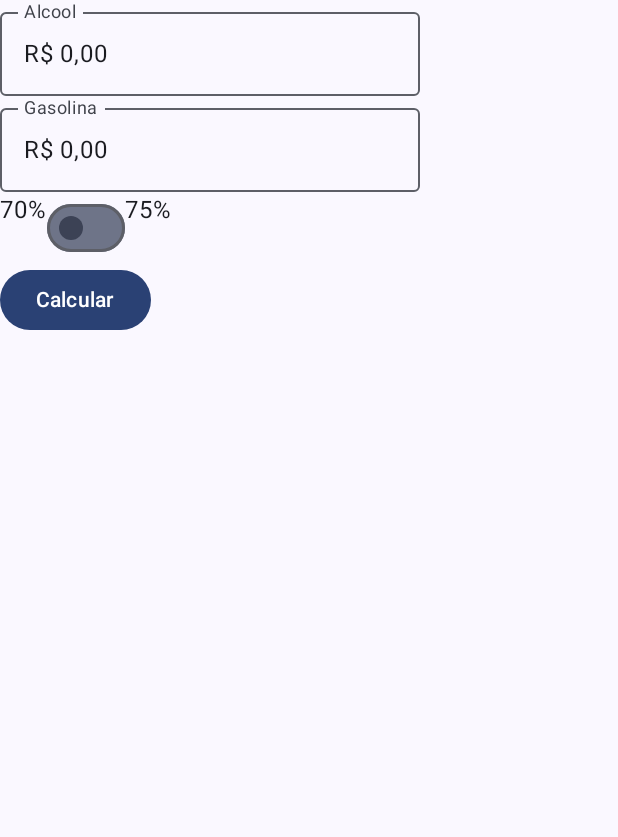
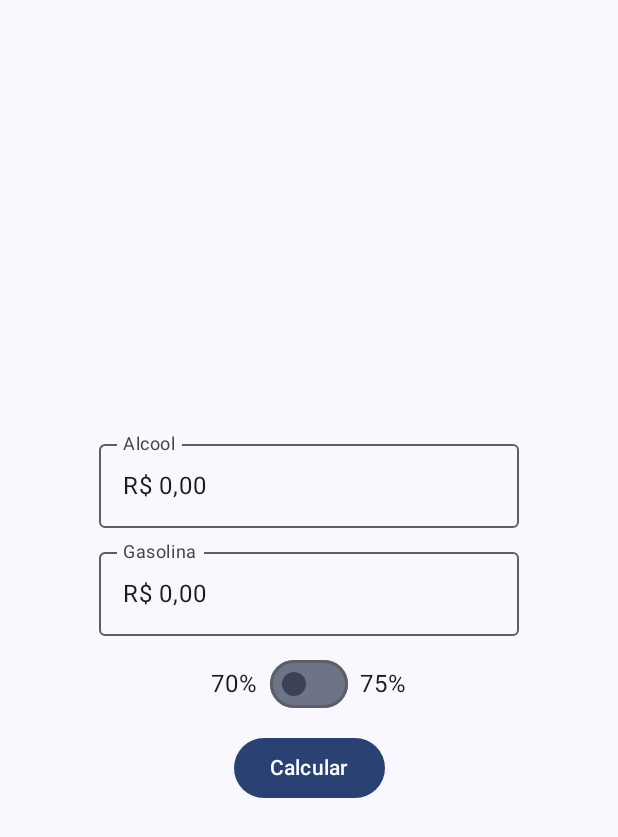
Before and after one commit to DaviCalo/flex-fuel, an Android app built with Jetpack Compose: the screen it shows after launch (MainActivity), on a phone screen of 412 x 824 dp. Shown: the top 837 px of the screen. Run offline under Robolectric (Android 15) with nearby library versions, the phone set to English and light mode, and no system bars.

Commit message:
Added Spacing, Alignment and Arrangement

```diff
--- a/app/src/main/java/com/smd/flexfuel/ui/screens/MainScreen.kt
+++ b/app/src/main/java/com/smd/flexfuel/ui/screens/MainScreen.kt
@@ -1,5 +1,6 @@
 package com.smd.flexfuel.ui.screens
 
+import androidx.compose.foundation.layout.Arrangement
 import com.smd.flexfuel.R
 import androidx.compose.foundation.layout.Column
 import androidx.compose.foundation.layout.PaddingValues
@@ -15,6 +16,7 @@ import androidx.compose.runtime.collectAsState
 import androidx.compose.runtime.getValue
 import androidx.compose.runtime.mutableStateOf
 import androidx.compose.runtime.remember
+import androidx.compose.ui.Alignment
 import com.smd.flexfuel.ui.components.TextFieldComponents
 import androidx.lifecycle.viewmodel.compose.viewModel
 import com.smd.flexfuel.viewmodel.MainScreenViewModel
@@ -41,6 +43,9 @@ fun MainScreen(
     val openAlertDialog = remember { mutableStateOf(false) }
     Column(
         modifier = Modifier.padding(innerPadding)
+            .fillMaxSize(),
+        horizontalAlignment = Alignment.CenterHorizontally,
+        verticalArrangement = Arrangement.spacedBy(8.dp, Alignment.CenterVertically)
     ) {
         TextFieldComponents(
             modifier = Modifier,
@@ -68,7 +73,9 @@ fun MainScreen(
                 viewModel.onGasolineValueChange(updatedValue)
             }
         )
-        Row {
+        Row (modifier = Modifier,
+            horizontalArrangement = Arrangement.spacedBy(8.dp, Alignment.CenterHorizontally),
+            verticalAlignment = Alignment.CenterVertically) {
             Text("70%")
             SwitchComponent(
                 checked = isRatio70,
```
